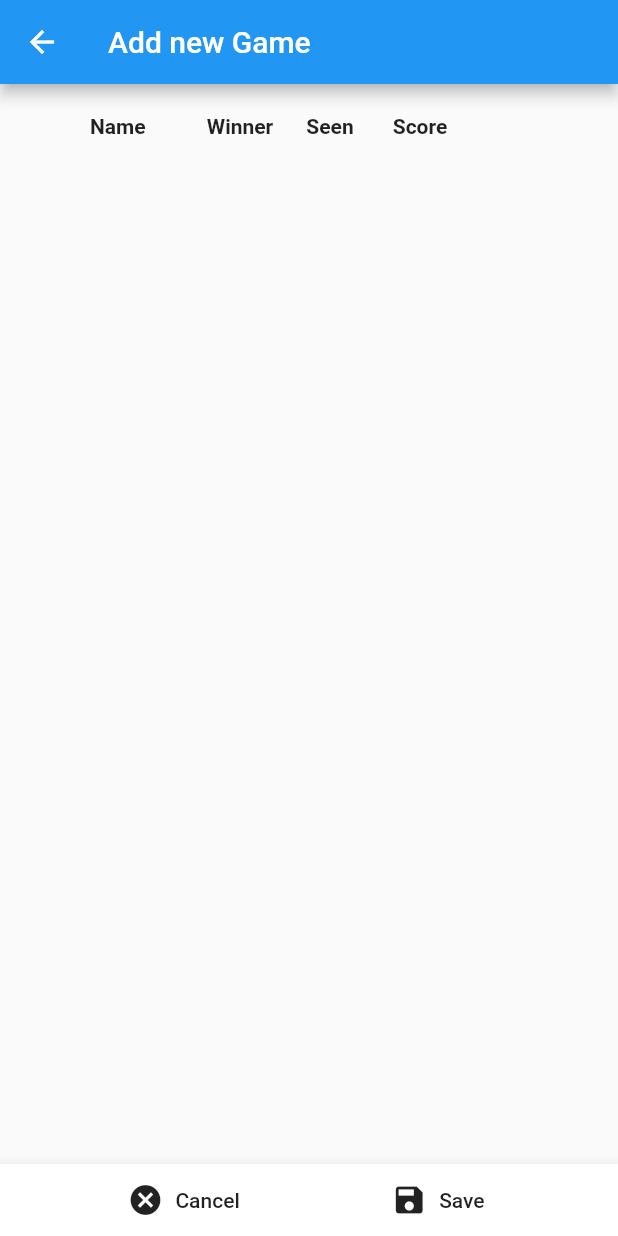
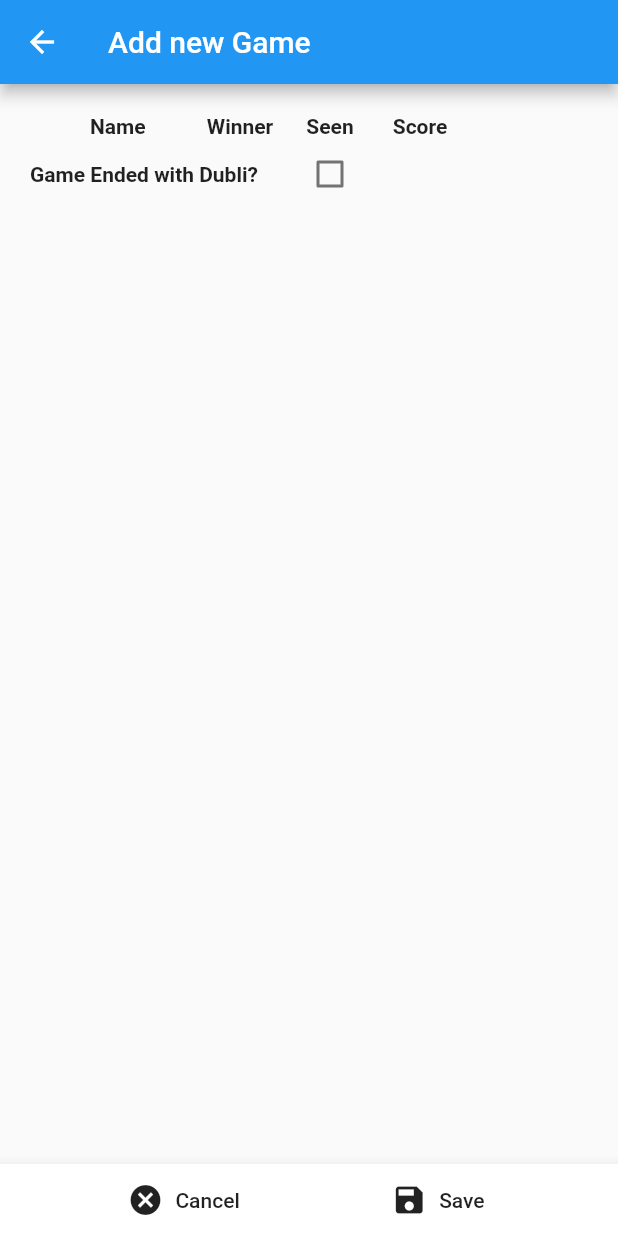
Before and after one commit to sushant2mainali/marriage_card_game_score_keeper, a Flutter app: the NewGamePage screen opened directly with empty values, on a phone screen of 412 x 824 dp. Run offline on Flutter 3.47's test engine with Material 2 defaults, Android fonts, the phone set to English and light mode, and no system bars; generated files the repository leaves out were written again; statements that could not run were skipped.

Commit message:
Can select dubli.

```diff
--- a/lib/game_management.dart
+++ b/lib/game_management.dart
@@ -284,7 +284,7 @@ class AddGameScreenState extends State<NewGamePage> {
     final game_state = Provider.of<GameState>(context);
     widget.game_data.players = game_state.playing_players_list;
 
-    List<Row> rows = List(widget.game_data.players.length+1);
+    List<Row> rows = List(widget.game_data.players.length+2);
 
     int row_index = 1; // row index 0 is reserved for the heading
     for(int i = 0; i<widget.game_data.players.length;i++)
@@ -311,6 +311,13 @@ class AddGameScreenState extends State<NewGamePage> {
       new Container(width: 60, child:Text("Seen",style: TextStyle(fontWeight: FontWeight.bold),textAlign: TextAlign.center)),
       new Container(width: 60, child:Text("Score",style: TextStyle(fontWeight: FontWeight.bold),textAlign: TextAlign.center)),
     ]);
+
+    rows[row_index] = Row( children: <Widget>[
+      new Container(width: 170, child:Text("Game Ended with Dubli? ",style: TextStyle(fontWeight: FontWeight.bold,))),
+      new Container(width: 60, child:Checkbox(value: widget.game_data.dubli,  onChanged: (bool newValue) {setState(() {widget.game_data.dubli = newValue;});} )),
+
+    ]);
+
     return rows;
   }
 
--- a/pubspec.yaml
+++ b/pubspec.yaml
@@ -11,7 +11,7 @@ description: Marriage Card Game Score Keeper
 # In iOS, build-name is used as CFBundleShortVersionString while build-number used as CFBundleVersion.
 # Read more about iOS versioning at
 # https://developer.apple.com/library/archive/documentation/General/Reference/InfoPlistKeyReference/Articles/CoreFoundationKeys.html
-version: 1.0.0+1
+version: 2.1.0+3
 
 environment:
   sdk: ">=2.1.0 <3.0.0"
```
